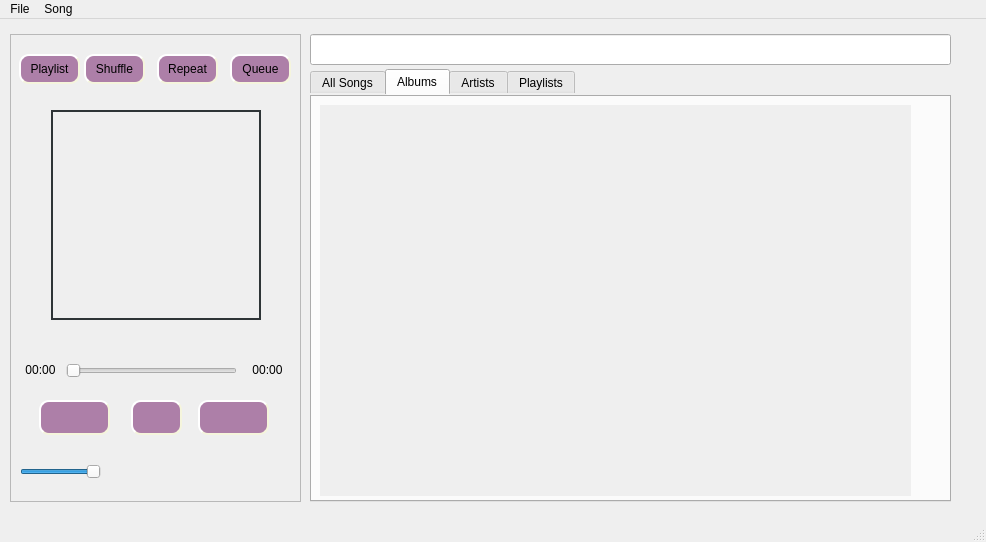
The window that src/player.ui (pirxus/waPlayer) describes before a commit, drawn with Qt 5.
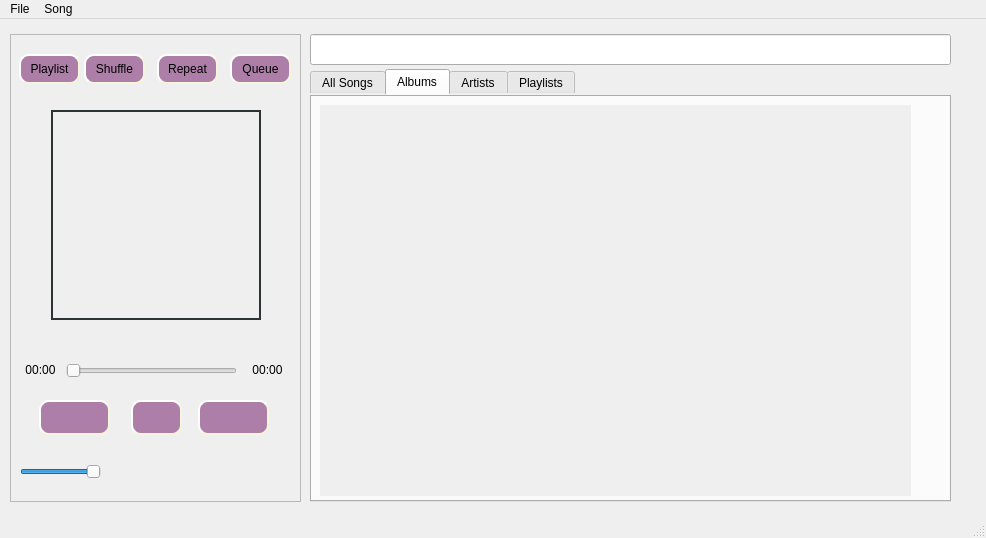
The same window after the commit. Icons and pictures are not drawn.

Commit message: added song, album, artist name labels

Diff of the .ui file:
```diff
--- a/src/player.ui
+++ b/src/player.ui
@@ -7,7 +7,7 @@
     <x>0</x>
     <y>0</y>
     <width>986</width>
-    <height>542</height>
+    <height>538</height>
    </rect>
   </property>
   <property name="windowTitle">
```
Left out of the diff: 44 changed lines with no effect on the pictures. The commit also changes 1 other file.
